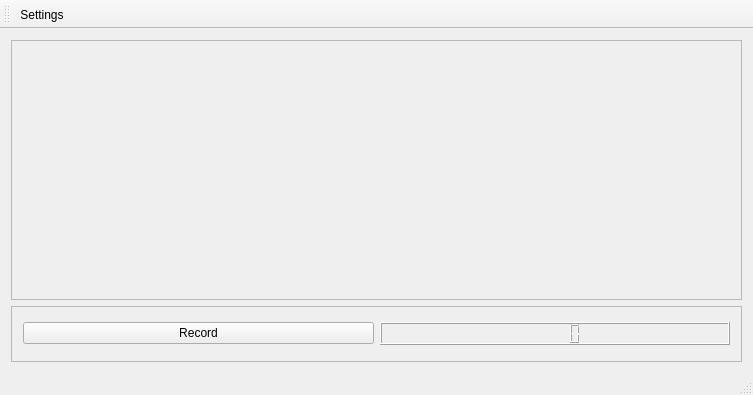
Before: the Qt Designer form AlteXo/mainwindow.ui in xorsnn/altexo-desktop-app, drawn with Qt 5.
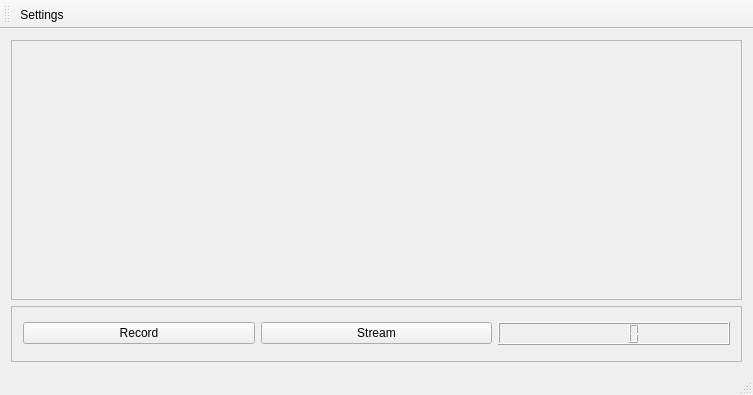
After: the same form once the commit is applied.

Commit message:
interface construction
branch : webrtc_streamer

Diff of the .ui file:
```diff
--- a/AlteXo/mainwindow.ui
+++ b/AlteXo/mainwindow.ui
@@ -43,9 +43,16 @@
          </property>
         </widget>
        </item>
-       <item row="1" column="1">
+       <item row="1" column="2">
         <widget class="QLCDNumber" name="lcdNumber"/>
        </item>
+       <item row="1" column="1">
+        <widget class="QPushButton" name="streamButton">
+         <property name="text">
+          <string>Stream</string>
+         </property>
+        </widget>
+       </item>
       </layout>
      </widget>
     </item>
```
The commit also changes 7 other files.
